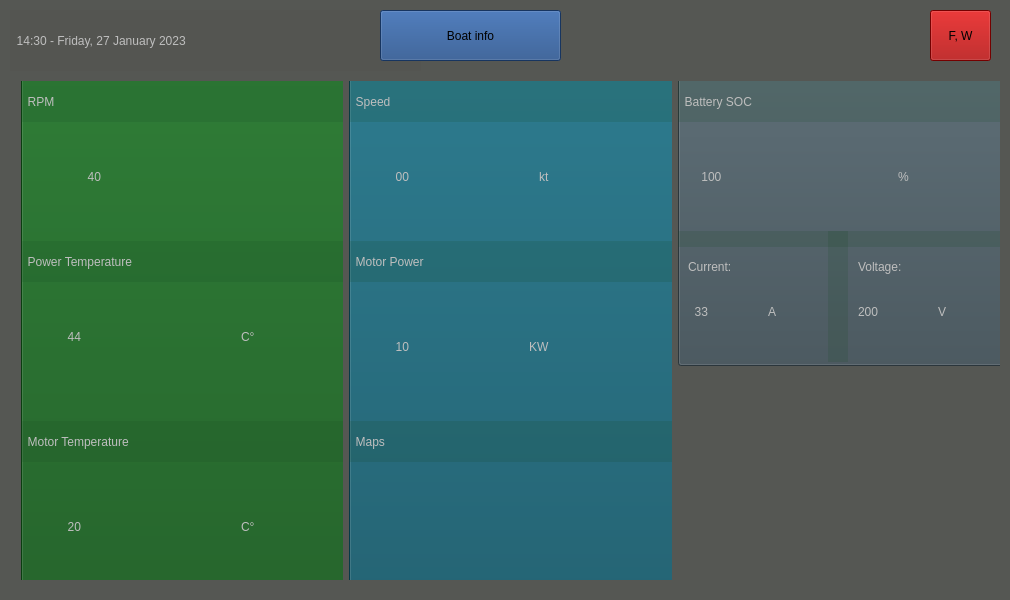
First picture: the form in apps/huracanXsantoka/mainwindow.ui, repository GiovanniRaseraF/santoka_qt, before the edit.
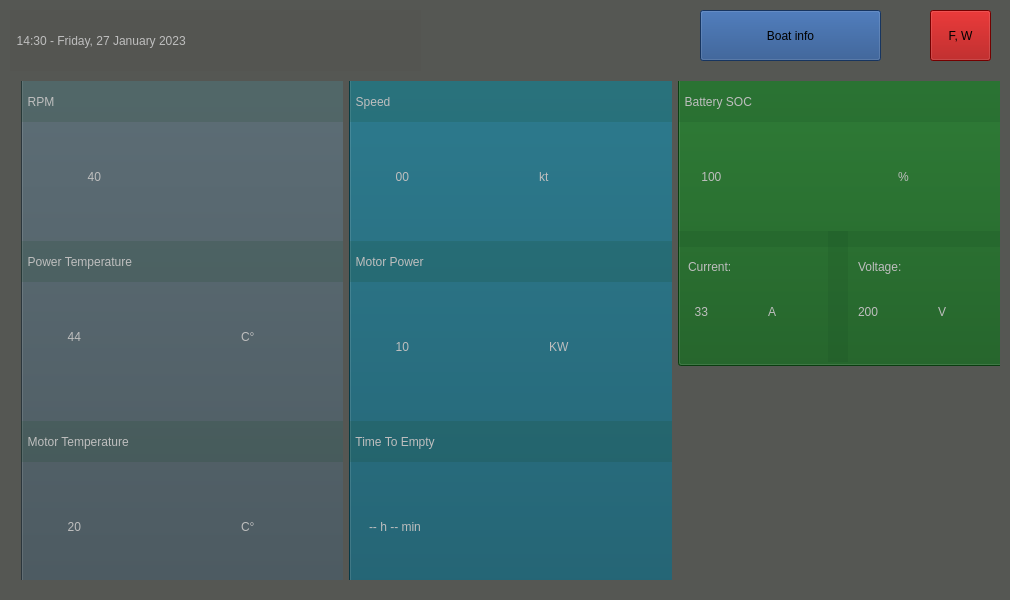
Second picture: the form after the edit. Icons and pictures are not drawn.

Commit message: tte: add tte to main window

What changed in the file:
```diff
--- a/apps/huracanXsantoka/mainwindow.ui
+++ b/apps/huracanXsantoka/mainwindow.ui
@@ -50,7 +50,7 @@
            </rect>
           </property>
           <property name="styleSheet">
-           <string notr="true">background-color: rgb(14, 86, 22)</string>
+           <string notr="true">background-color:rgb(60, 76, 84);</string>
           </property>
           <property name="text">
            <string/>
@@ -394,7 +394,7 @@
 font: 20pt &quot;Ubuntu&quot;;</string>
           </property>
           <property name="text">
-           <string>  Maps</string>
+           <string>  Time To Empty</string>
           </property>
          </widget>
          <widget class="QLabel" name="l_power_value">
@@ -423,7 +423,7 @@
           </property>
           <property name="geometry">
            <rect>
-            <x>180</x>
+            <x>200</x>
             <y>220</y>
             <width>111</width>
             <height>91</height>
@@ -457,6 +457,36 @@
            <string/>
           </property>
          </widget>
+         <widget class="QLabel" name="l_tte">
+          <property name="enabled">
+           <bool>false</bool>
+          </property>
+          <property name="geometry">
+           <rect>
+            <x>20</x>
+            <y>400</y>
+            <width>281</width>
+            <height>91</height>
+           </rect>
+          </property>
+          <property name="styleSheet">
+           <string notr="true">background-color: rgba(16, 73, 31,0);
+font: 40pt &quot;Ubuntu&quot;;</string>
+          </property>
+          <property name="text">
+           <string>-- h -- min</string>
+          </property>
+         </widget>
+         <zorder>l_mapinuse</zorder>
+         <zorder>pb_motor</zorder>
+         <zorder>l_speed_value</zorder>
+         <zorder>label_9</zorder>
+         <zorder>l_battery_2</zorder>
+         <zorder>l_battery_17</zorder>
+         <zorder>l_battery_18</zorder>
+         <zorder>l_power_value</zorder>
+         <zorder>label_6</zorder>
+         <zorder>l_tte</zorder>
         </widget>
        </item>
       </layout>
@@ -475,7 +505,8 @@
            </rect>
           </property>
           <property name="styleSheet">
-           <string notr="true">background-color:rgb(60, 76, 84)</string>
+           <string notr="true">
+background-color: rgb(14, 86, 22);</string>
           </property>
           <property name="text">
            <string/>
@@ -802,7 +833,7 @@
    <widget class="QPushButton" name="pb_boatinfo">
     <property name="geometry">
      <rect>
-      <x>380</x>
+      <x>700</x>
       <y>10</y>
       <width>181</width>
       <height>51</height>
```
Left out of the diff: 1 changed line with no effect on the pictures. The commit also changes 4 other files.
